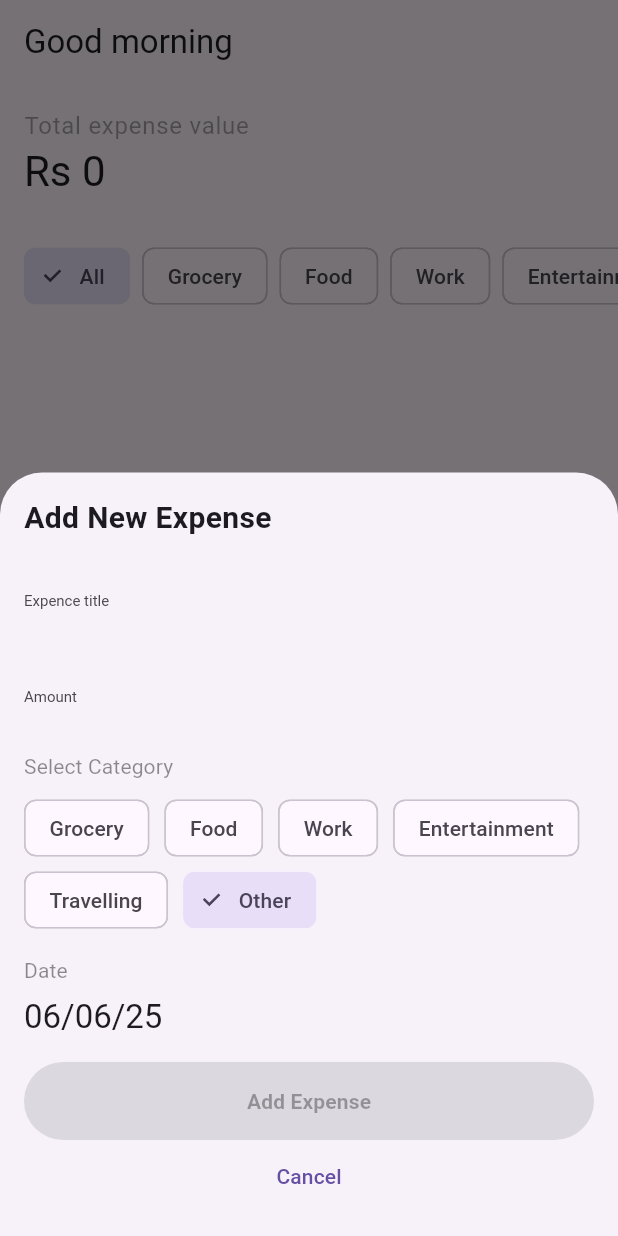
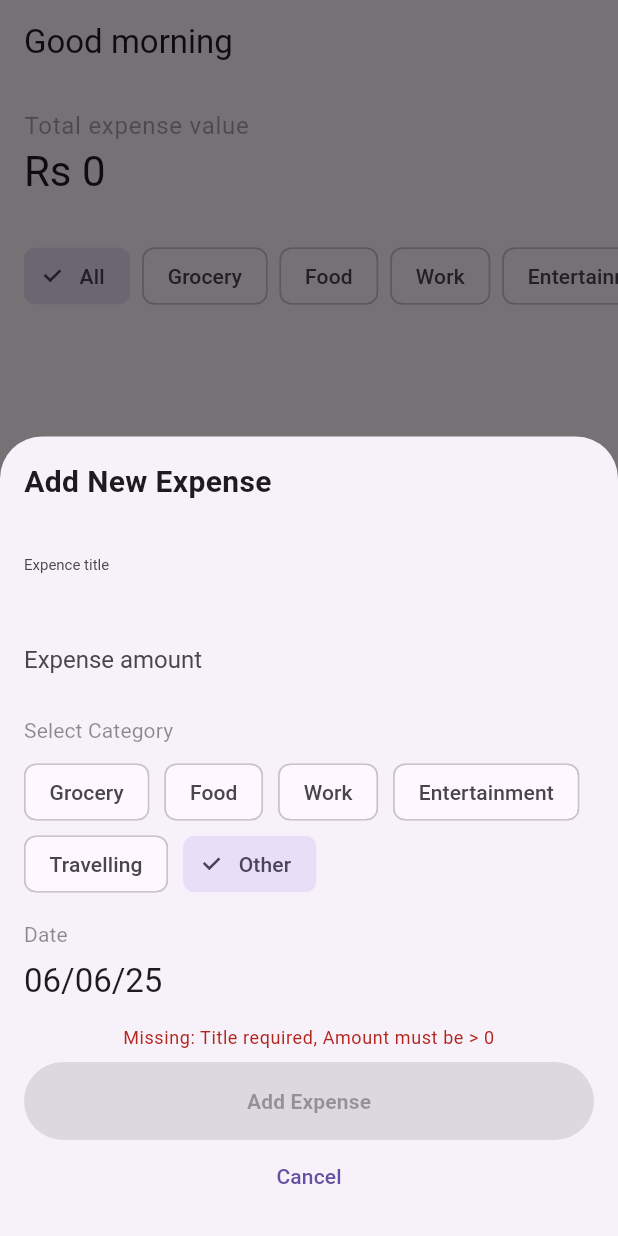
Before and after one commit to ErandaRandikaRox/Expence-tracker, a Flutter app: the screen it shows after launch, after a tap on the "add" icon, on a phone screen of 412 x 824 dp. Run offline on Flutter 3.47's test engine with Material 3 defaults, Android fonts, the phone set to English and light mode, and no system bars; our stand-ins replace bloc, equatable, flutter_bloc, rxdart, shared_preferences.

Commit message:
bug fix the enale button

```diff
--- a/expence_tracker/lib/pages/home.dart
+++ b/expence_tracker/lib/pages/home.dart
@@ -5,12 +5,9 @@ import 'package:expense_tracker/widgets/%20amountFieldWidject.dart';
 import 'package:expense_tracker/widgets/addButtonWidject.dart';
 import 'package:expense_tracker/widgets/catergoryfieldWidject.dart';
 import 'package:expense_tracker/widgets/dateFieldWidject.dart';
-
 import 'package:expense_tracker/widgets/expenceFilterWidject.dart';
 import 'package:expense_tracker/widgets/expenseWidject.dart';
 import 'package:expense_tracker/widgets/textFieldWidgect.dart';
-
-
 import 'package:expense_tracker/widgets/totalExpenceWidject.dart';
 import 'package:flutter/material.dart';
 import 'package:flutter_bloc/flutter_bloc.dart';
@@ -74,7 +71,7 @@ class Home extends StatelessWidget {
                       const SizedBox(height: 16),
                        TextFieldWidgect(),
                       const SizedBox(height: 16),
-                       Amountfieldwidject(),
+                       AmountFieldWidget(),
                       const SizedBox(height: 16),
                       CatergoryfieldWidject(),
                       const SizedBox(height: 16),
--- a/expence_tracker/lib/widgets/ amountFieldWidject.dart
+++ b/expence_tracker/lib/widgets/ amountFieldWidject.dart
@@ -1,23 +1,31 @@
 import 'package:expense_tracker/expense_form/expense_form_bloc.dart';
 import 'package:flutter/material.dart';
+import 'package:flutter/services.dart';
 import 'package:flutter_bloc/flutter_bloc.dart';
 
-class Amountfieldwidject extends StatelessWidget {
-  Amountfieldwidject({super.key});
+class AmountFieldWidget extends StatelessWidget {
+  const AmountFieldWidget({super.key});
 
   @override
   Widget build(BuildContext context) {
-    final TextTheme = Theme.of(context).textTheme;
+    final textTheme = Theme.of(context).textTheme;
     final state = context.watch<ExpenseFormBloc>().state;
+
     return TextFormField(
-      style: TextTheme.displaySmall?.copyWith(fontSize: 10),
+      style: textTheme.displaySmall?.copyWith(fontSize: 16),
+      keyboardType: const TextInputType.numberWithOptions(decimal: true),
+      inputFormatters: [
+        FilteringTextInputFormatter.allow(RegExp(r'^\d*\.?\d*')),
+      ],
+      initialValue: state.amount > 0 ? state.amount.toString() : '',
       onChanged: (value) {
-        context.read<ExpenseFormBloc>().add(ExpenseTitleChanged(value));
+        final amount = double.tryParse(value) ?? 0.0;
+        context.read<ExpenseFormBloc>().add(ExpenseAmountChanged(amount));
       },
       decoration: InputDecoration(
         enabled: state.status != ExpenseFormStatus.loading,
         border: InputBorder.none,
-        hintText: 'Amount',
+        hintText: 'Expense amount', // Changed from 'Expence title' to reflect amount field
       ),
     );
   }
--- a/expence_tracker/lib/widgets/addButtonWidject.dart
+++ b/expence_tracker/lib/widgets/addButtonWidject.dart
@@ -1,4 +1,5 @@
 import 'package:expense_tracker/expense_form/expense_form_bloc.dart';
+import 'package:expense_tracker/models/catergory.dart';
 import 'package:flutter/material.dart';
 import 'package:flutter_bloc/flutter_bloc.dart';
 
@@ -9,19 +10,65 @@ class AddButtonWidget extends StatelessWidget {
   Widget build(BuildContext context) {
     final theme = Theme.of(context);
     final state = context.watch<ExpenseFormBloc>().state;
-    return FilledButton(
-      onPressed: state.status == ExpenseFormStatus.loading || !state.isFormValid
-          ? null
-          : () {
-              context.read<ExpenseFormBloc>().add(const ExpenseFormSubmitted());
-            },
-      style: FilledButton.styleFrom(
-        backgroundColor: theme.colorScheme.primary,
-        foregroundColor: theme.colorScheme.onPrimary,
-        textStyle: theme.textTheme.labelLarge?.copyWith(fontWeight: FontWeight.w600),
-        padding: const EdgeInsets.symmetric(vertical: 16),
-      ),
-      child: const Text('Add Expense'),
+
+    final isLoading = state.status == ExpenseFormStatus.loading;
+    final isFormValid = state.isFormValid;
+    final isEnabled = !isLoading && isFormValid;
+
+    return Column(
+      crossAxisAlignment: CrossAxisAlignment.stretch,
+      children: [
+        // Show validation status for debugging
+        if (!isFormValid && !isLoading)
+          Padding(
+            padding: const EdgeInsets.only(bottom: 8.0),
+            child: Text(
+              _getValidationMessage(state),
+              style: theme.textTheme.bodySmall?.copyWith(
+                color: theme.colorScheme.error,
+              ),
+              textAlign: TextAlign.center,
+            ),
+          ),
+
+        FilledButton(
+          onPressed: isEnabled
+              ? () {
+                  context.read<ExpenseFormBloc>().add(const ExpenseFormSubmitted());
+                }
+              : null,
+          style: FilledButton.styleFrom(
+            backgroundColor: isEnabled
+                ? theme.colorScheme.primary
+                : theme.colorScheme.surfaceVariant,
+            foregroundColor: isEnabled
+                ? theme.colorScheme.onPrimary
+                : theme.colorScheme.onSurfaceVariant,
+            textStyle: theme.textTheme.labelLarge?.copyWith(
+              fontWeight: FontWeight.w600,
+            ),
+            padding: const EdgeInsets.symmetric(vertical: 16),
+          ),
+          child: isLoading
+              ? const SizedBox(
+                  height: 20,
+                  width: 20,
+                  child: CircularProgressIndicator(strokeWidth: 2),
+                )
+              : Text(state.initialExpence != null ? 'Update Expense' : 'Add Expense'),
+        ),
+      ],
     );
   }
+
+  String _getValidationMessage(ExpenseFormState state) {
+    final List<String> issues = [];
+
+    if (state.title.isEmpty) issues.add('Title required');
+    if (state.amount <= 0) issues.add('Amount must be > 0');
+    if (state.catergory == Catergory.all) issues.add('Select category');
+    if (state.date == null) issues.add('Date required');
+
+    return 'Missing: ${issues.join(', ')}';
+  }
 }
--- a/expence_tracker/lib/widgets/amountfieldwidject.dart
+++ b/expence_tracker/lib/widgets/amountfieldwidject.dart
@@ -1,25 +1,25 @@
-import 'package:expense_tracker/expense_form/expense_form_bloc.dart';
-import 'package:flutter/material.dart';
-import 'package:flutter_bloc/flutter_bloc.dart';
+// import 'package:expense_tracker/expense_form/expense_form_bloc.dart';
+// import 'package:flutter/material.dart';
+// import 'package:flutter_bloc/flutter_bloc.dart';
 
-class Amountfieldwidject extends StatelessWidget {
-  const Amountfieldwidject({super.key});
+// class Amountfieldwidject extends StatelessWidget {
+//   const Amountfieldwidject({super.key});
 
-  @override
-  Widget build(BuildContext context) {
-    final textTheme = Theme.of(context).textTheme;
-    final state = context.watch<ExpenseFormBloc>().state;
-    return TextFormField(
-      style: textTheme.displaySmall?.copyWith(fontSize: 10),
-      onChanged: (value) {
-        context.read<ExpenseFormBloc>().add(ExpenseAmountChanged((double.tryParse(value) ?? 0.0) as double));
-      },
-      keyboardType: TextInputType.number,
-      decoration: InputDecoration(
-        enabled: state.status != ExpenseFormStatus.loading,
-        border: InputBorder.none,
-        hintText: 'Amount',
-      ),
-    );
-  }
-}
+//   @override
+//   Widget build(BuildContext context) {
+//     final textTheme = Theme.of(context).textTheme;
+//     final state = context.watch<ExpenseFormBloc>().state;
+//     return TextFormField(
+//       style: textTheme.displaySmall?.copyWith(fontSize: 10),
+//       onChanged: (value) {
+//         context.read<ExpenseFormBloc>().add(ExpenseAmountChanged((double.tryParse(value) ?? 0.0) as double));
+//       },
+//       keyboardType: TextInputType.number,
+//       decoration: InputDecoration(
+//         enabled: state.status != ExpenseFormStatus.loading,
+//         border: InputBorder.none,
+//         hintText: 'Amount',
+//       ),
+//     );
+//   }
+// }
```
